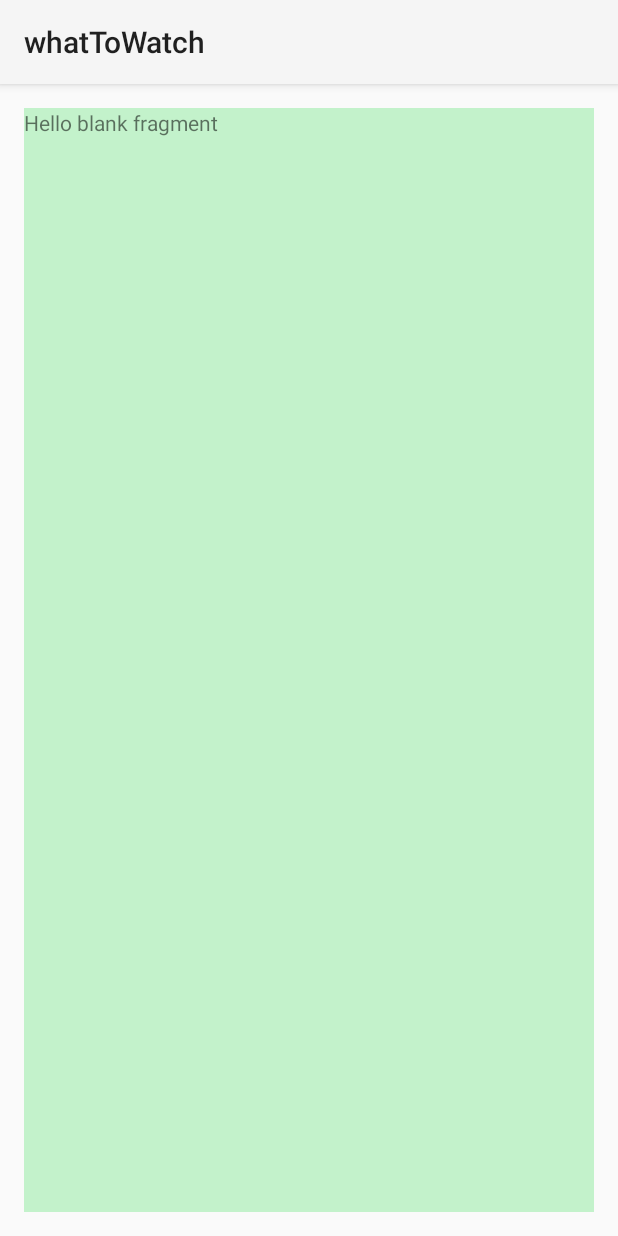
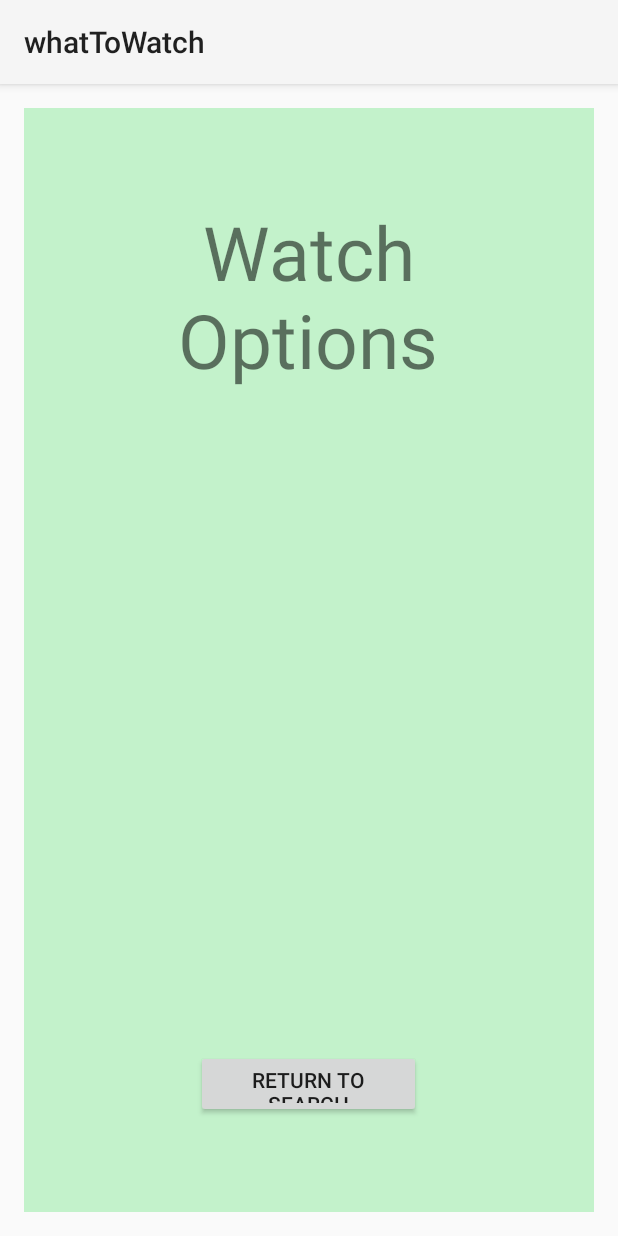
Before and after one commit to J4CKr4bb1t/whatToWatch, an Android app: the StreamingFragment screen opened through its navigation route, on a phone screen of 412 x 824 dp. Run offline under Robolectric (Android 15) with nearby library versions, the phone set to English and light mode, and no system bars.

Commit message:
navigation for streaming fragment

```diff
--- a/app/src/main/java/com/hfad/whattowatch/StreamingFragment.kt
+++ b/app/src/main/java/com/hfad/whattowatch/StreamingFragment.kt
@@ -5,6 +5,7 @@
 import android.view.LayoutInflater
 import android.view.View
 import android.view.ViewGroup
+import androidx.navigation.findNavController
 import com.hfad.whattowatch.databinding.FragmentStreamingBinding
 
 class StreamingFragment : Fragment() {
@@ -18,7 +19,13 @@
         val view = binding.root
         return view
     }
+    override fun onViewCreated(view: View, savedInstanceState: Bundle?) {
+        super.onViewCreated(view, savedInstanceState)
+        binding.returnToSearchFromStreaming.setOnClickListener {
+            it.findNavController().navigate(R.id.action_streamingFragment_to_searchFragment)
+        }
 
+    }
     override fun onDestroyView() {
         super.onDestroyView()
         _binding = null
--- a/app/src/main/res/layout/fragment_detail.xml
+++ b/app/src/main/res/layout/fragment_detail.xml
@@ -26,7 +26,7 @@
         android:textAlignment="center"
         android:layout_marginTop="8dp" />
 
-    <ImageView
+    <ImageButton
         android:id="@+id/favoriteButton"
         android:layout_width="wrap_content"
         android:layout_height="wrap_content"
@@ -42,7 +42,6 @@
         android:layout_marginTop="16dp"
         android:scaleType="centerCrop" />
 
-    <!-- Description -->
     <TextView
         android:id="@+id/tvDescription"
         android:layout_width="match_parent"
@@ -51,7 +50,6 @@
         android:textAlignment="center"
         android:layout_marginTop="8dp" />
 
-    <!-- Where to Watch Button -->
     <Button
         android:id="@+id/whereToWatchButton"
         android:layout_width="match_parent"
--- a/app/src/main/res/layout/fragment_streaming.xml
+++ b/app/src/main/res/layout/fragment_streaming.xml
@@ -4,11 +4,25 @@
     android:layout_width="match_parent"
     android:layout_height="match_parent"
     android:background="#C3F2CB"
+    android:orientation="vertical"
+    android:gravity="center"
     tools:context=".StreamingFragment">
 
     <TextView
-        android:layout_width="match_parent"
-        android:layout_height="match_parent"
-        android:text="@string/hello_blank_fragment" />
+        android:layout_width="310dp"
+        android:layout_height="wrap_content"
+        android:text="Watch Options"
+        android:textAlignment="center"
+        android:textSize="50dp" />
 
+    <androidx.recyclerview.widget.RecyclerView
+        android:id="@+id/streamingRecycle"
+        android:layout_width="200dp"
+        android:layout_height="440dp" />
+
+    <Button
+        android:id="@+id/returnToSearchFromStreaming"
+        android:layout_width="150dp"
+        android:layout_height="45dp"
+        android:text="return to search" />
 </LinearLayout>
```
